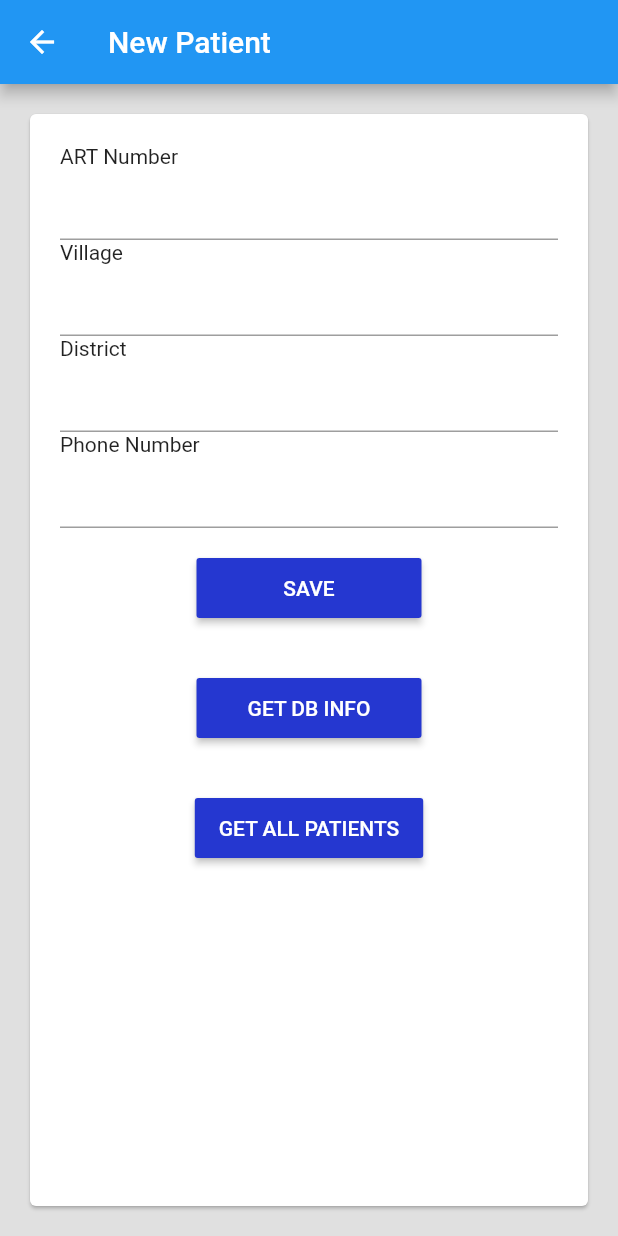
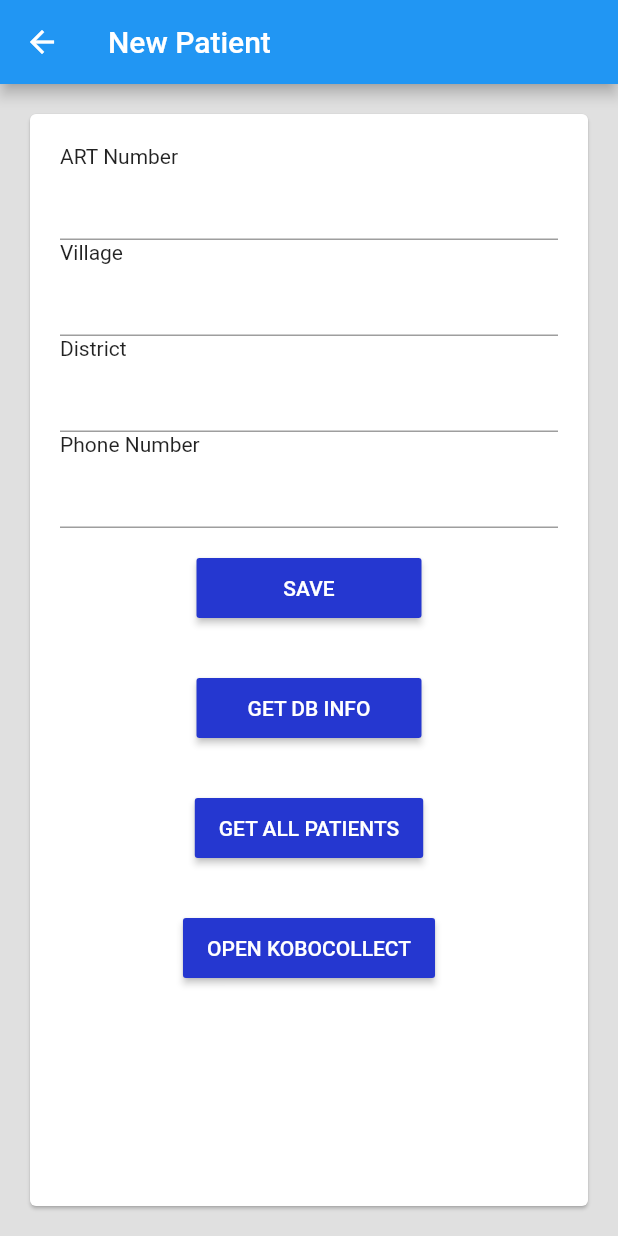
Before and after one commit to chrisly-bear/PEBRApp, a Flutter app: the NewPatientScreen screen opened directly, on a phone screen of 412 x 824 dp. Run offline on Flutter 3.47's test engine with Material 2 defaults, Android fonts, the phone set to English and light mode, and no system bars; our stand-ins replace flushbar, sqflite; accounts and stored records are empty.

Commit message:
Added button to open KoBoCollect app.

```diff
--- a/lib/screens/NewPatientScreen.dart
+++ b/lib/screens/NewPatientScreen.dart
@@ -3,6 +3,7 @@ import 'package:pebrapp/components/SizedButton.dart';
 import 'package:pebrapp/database/DatabaseProvider.dart';
 import 'package:pebrapp/database/models/Patient.dart';
 import 'package:pebrapp/utils/Utils.dart';
+import 'package:url_launcher/url_launcher.dart';
 
 class NewPatientScreen extends StatelessWidget {
   @override
@@ -169,11 +170,30 @@ class _NewPatientFormState extends State<NewPatientForm> {
                   ),
                 ),
               ),
+              Padding(
+                padding: const EdgeInsets.symmetric(vertical: 16.0),
+                child: Center(
+                  child: SizedButton(
+                    'Open KoBoCollect',
+                    onPressed: _openKoBoCollect,
+                  ),
+                ),
+              ),
             ],
           ),
         ),
       ),
     );
+  }
+
+  _openKoBoCollect() async {
+    const url = 'android-app://org.koboc.collect.android';
+    if (await canLaunch(url)) {
+      await launch(url);
+    } else {
+      // TODO: refer to Google Play store when the app is not installed ('market:...')
+      throw 'Could not launch $url';
+    }
   }
 
   _onSubmitForm() async {
--- a/pubspec.yaml
+++ b/pubspec.yaml
@@ -22,6 +22,7 @@ dependencies:
   sqflite: ^1.1.0
   path: ^1.6.2
   flushbar: ^1.2.4
+  url_launcher: ^5.0.2
 
 dev_dependencies:
   flutter_test:
```
